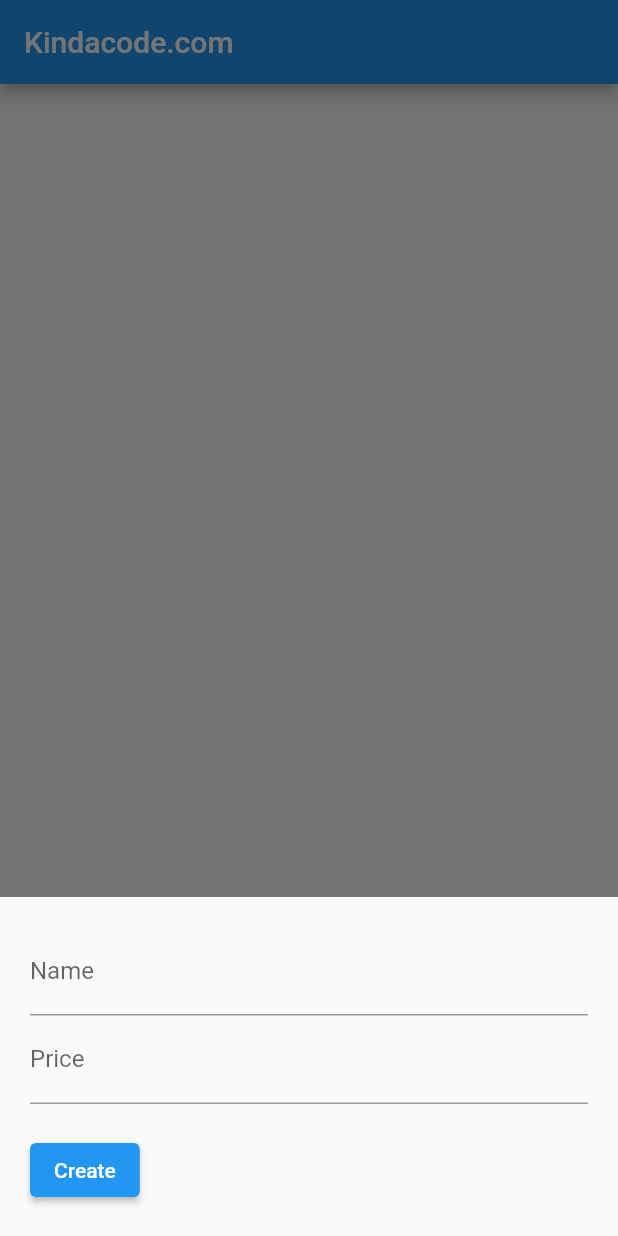
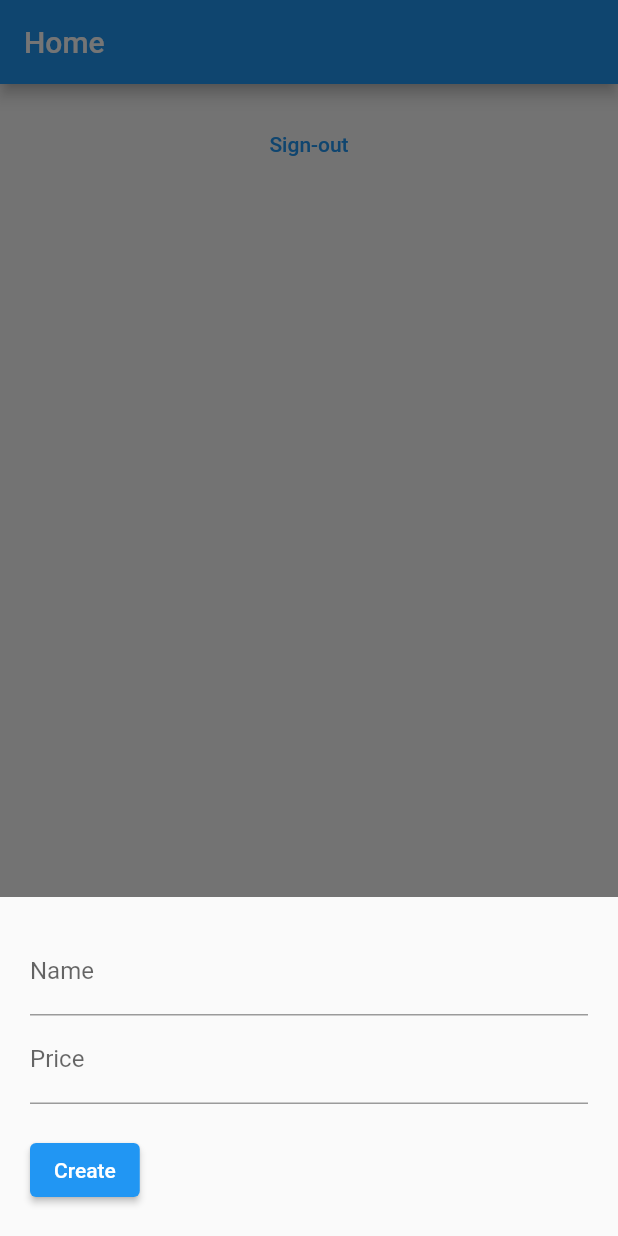
Before and after one commit to Nizar-Sweiss/Self-study-Lab, a Flutter app: the StoreScreen screen opened directly, after a tap on the "add" icon, on a phone screen of 412 x 824 dp. Run offline on Flutter 3.47's test engine with Material 2 defaults, Android fonts, the phone set to English and light mode, and no system bars; our stand-ins replace cloud_firestore, firebase_auth, firebase_core; accounts and stored records are empty; network calls fail.

Commit message:
Added basic user state checks

```diff
--- a/main/lib/Screens/store_screen.dart
+++ b/main/lib/Screens/store_screen.dart
@@ -1,7 +1,7 @@
 // main.dart
 import 'package:flutter/material.dart';
-import 'package:firebase_core/firebase_core.dart';
 import 'package:cloud_firestore/cloud_firestore.dart';
+import 'package:firebase_auth/firebase_auth.dart';
 
 class Store extends StatelessWidget {
   const Store({Key? key}) : super(key: key);
@@ -120,10 +120,33 @@ class _StoreScreenState extends State<StoreScreen> {
   Widget build(BuildContext context) {
     return Scaffold(
       appBar: AppBar(
-        title: const Text('Kindacode.com'),
+        title: const Text('Home'),
       ),
       // Using StreamBuilder to display all products from Firestore in real-time
-      body: StreamBuilder(
+      body: Column(
+        children: [
+          Text(FirebaseAuth.instance.currentUser!.email.toString()),
+          TextButton(
+            onPressed: () {
+              FirebaseAuth.instance.signOut();
+            },
+            child: const Text("Sign-out"),
+          ),
+          Expanded(
+            child: _streamBuilderWidget(),
+          ),
+        ],
+      ),
+      // Add new product
+      floatingActionButton: FloatingActionButton(
+        onPressed: () => _createOrUpdate(),
+        child: const Icon(Icons.add),
+      ),
+    );
+  }
+
+  _streamBuilderWidget() {
+    return StreamBuilder(
       stream: _productss.snapshots(),
       builder: (context, AsyncSnapshot<QuerySnapshot> streamSnapshot) {
         if (streamSnapshot.hasData) {
@@ -144,8 +167,7 @@ class _StoreScreenState extends State<StoreScreen> {
                         // Press this button to edit a single product
                         IconButton(
                             icon: const Icon(Icons.edit),
-                              onPressed: () =>
-                                  _createOrUpdate(documentSnapshot)),
+                            onPressed: () => _createOrUpdate(documentSnapshot)),
                         // This icon button is used to delete a single product
                         IconButton(
                             icon: const Icon(Icons.delete),
@@ -164,12 +186,6 @@ class _StoreScreenState extends State<StoreScreen> {
           child: CircularProgressIndicator(),
         );
       },
-      ),
-      // Add new product
-      floatingActionButton: FloatingActionButton(
-        onPressed: () => _createOrUpdate(),
-        child: const Icon(Icons.add),
-      ),
     );
   }
 }
```
Also changed, not shown: main/lib/Screens/login_screen.dart (+4 -6 lines), main/lib/main.dart (+22 -16 lines), 1 other file. Lines whose indentation alone changed are shown as unchanged.
